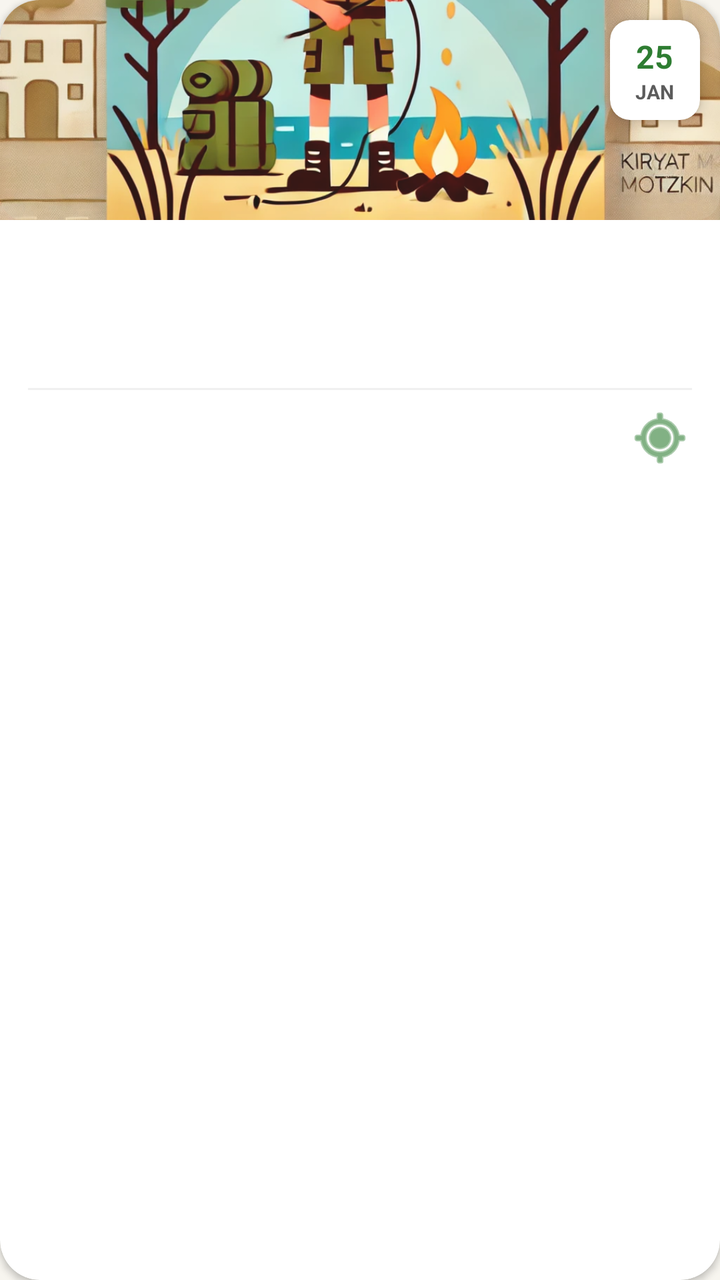
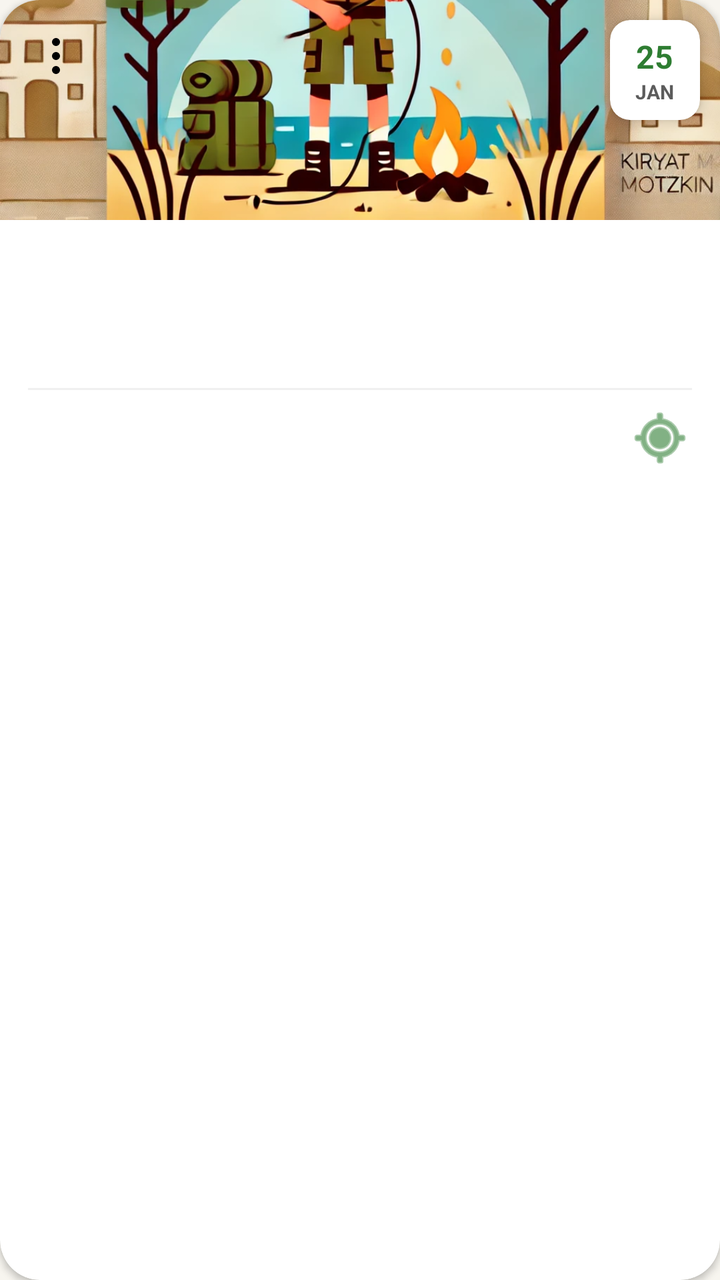

Compare the two renders of this Android layout. The source of the first and the diff that turns it into the second are given below.
<!-- AndroidManifest.xml: application theme Theme.ScoutsCentral -->
<!-- res/layout/item_activity_row.xml -->
<?xml version="1.0" encoding="utf-8"?>
<com.google.android.material.card.MaterialCardView xmlns:android="http://schemas.android.com/apk/res/android"
    xmlns:app="http://schemas.android.com/apk/res-auto"
    android:layout_width="match_parent"
    android:layout_height="wrap_content"
    android:layout_margin="8dp"
    app:cardCornerRadius="20dp"
    app:cardElevation="2dp"
    app:strokeWidth="0dp">

    <androidx.constraintlayout.widget.ConstraintLayout
        android:layout_width="match_parent"
        android:layout_height="wrap_content"
        android:layoutDirection="rtl">

        
        <ImageView
            android:id="@+id/activity_image"
            android:layout_width="match_parent"
            android:layout_height="110dp"
            android:scaleType="centerCrop"
            android:src="@drawable/scouts"
            app:layout_constraintTop_toTopOf="parent" />

        
        <View
            android:layout_width="match_parent"
            android:layout_height="110dp"
            android:background="@drawable/activity_placeholder"
            android:alpha="0.1"
            app:layout_constraintTop_toTopOf="parent" />

        
        <com.google.android.material.card.MaterialCardView
            android:layout_width="45dp"
            android:layout_height="50dp"
            android:layout_margin="10dp"
            app:cardBackgroundColor="@color/surface"
            app:cardCornerRadius="10dp"
            app:cardElevation="4dp"
            app:layout_constraintTop_toTopOf="parent"
            app:layout_constraintStart_toStartOf="parent">

            <LinearLayout
                android:layout_width="match_parent"
                android:layout_height="match_parent"
                android:orientation="vertical"
                android:gravity="center">

                <TextView
                    android:id="@+id/activity_date_day"
                    android:layout_width="wrap_content"
                    android:layout_height="wrap_content"
                    android:text="25"
                    android:textStyle="bold"
                    android:textSize="16sp"
                    android:textColor="@color/primary" />

                <TextView
                    android:id="@+id/activity_date_month"
                    android:layout_width="wrap_content"
                    android:layout_height="wrap_content"
                    android:text="JAN"
                    android:textSize="10sp"
                    android:textStyle="bold"
                    android:textAllCaps="true"
                    android:textColor="@color/text_secondary" />
            </LinearLayout>
        </com.google.android.material.card.MaterialCardView>

        <LinearLayout
            android:layout_width="match_parent"
            android:layout_height="wrap_content"
            android:orientation="vertical"
            android:padding="14dp"
            app:layout_constraintTop_toBottomOf="@id/activity_image">

            <TextView
                android:id="@+id/activity_title"
                android:layout_width="match_parent"
                android:layout_height="wrap_content"
                android:textStyle="bold"
                android:textSize="16sp"
                android:textColor="@color/text_primary"
                android:maxLines="1"
                android:ellipsize="end" />

            <TextView
                android:id="@+id/activity_description"
                android:layout_width="match_parent"
                android:layout_height="wrap_content"
                android:textColor="@color/text_secondary"
                android:textSize="12sp"
                android:layout_marginTop="4dp"
                android:maxLines="2"
                android:ellipsize="end"
                android:minLines="2"
                android:lineSpacingExtra="2dp" />

            <View
                android:layout_width="match_parent"
                android:layout_height="1dp"
                android:background="#F0F0F0"
                android:layout_marginTop="12dp"
                android:layout_marginBottom="8dp" />

            <TextView
                android:id="@+id/activity_location"
                android:layout_width="match_parent"
                android:layout_height="wrap_content"
                android:textColor="@color/text_secondary"
                android:textSize="11sp"
                app:drawableStartCompat="@android:drawable/ic_menu_mylocation"
                app:drawableTint="@color/primary"
                android:drawablePadding="6dp"
                android:maxLines="1"
                android:ellipsize="end" />

        </LinearLayout>
    </androidx.constraintlayout.widget.ConstraintLayout>
</com.google.android.material.card.MaterialCardView>
<!-- resources referenced by this layout -->
<resources>
  <color name="primary">#2E7D32</color>
  <color name="surface">#FFFFFF</color>
  <color name="text_primary">#1B1B1B</color>
  <color name="text_secondary">#5C5C5C</color>
  <!-- drawable activity_placeholder (drawable) -->
  <shape xmlns:android="http://schemas.android.com/apk/res/android">
    <gradient
      android:angle="45"
      android:startColor="#C8E6C9"
      android:endColor="#FFFDE7" />
    <corners android:radius="12dp" />
  </shape>
  <!-- drawable scouts: webp bitmap (drawable, 271088 bytes) -->
  <style name="Theme.ScoutsCentral" parent="Theme.MaterialComponents.DayNight.NoActionBar">
      <item name="colorPrimary">@color/primary</item>
      <item name="colorPrimaryVariant">@color/primary_variant</item>
      <item name="colorOnPrimary">@color/on_primary</item>
      <item name="colorSecondary">@color/secondary</item>
      <item name="colorOnSecondary">@color/on_secondary</item>
      <item name="android:statusBarColor">@color/primary_variant</item>
      <item name="android:windowBackground">@color/background</item>
    </style>
  <color name="primary_variant">#1B5E20</color>
  <color name="on_primary">#FFFFFF</color>
  <color name="secondary">#F9A825</color>
  <color name="on_secondary">#1B1B1B</color>
  <color name="background">#F7F5EF</color>
</resources>

<!-- the commit's change to res/layout/item_activity_row.xml (unified diff, before → after) -->
@@ -23,12 +23,16 @@
             app:layout_constraintTop_toTopOf="parent" />
 
         
-        <View
-            android:layout_width="match_parent"
-            android:layout_height="110dp"
-            android:background="@drawable/activity_placeholder"
-            android:alpha="0.1"
-            app:layout_constraintTop_toTopOf="parent" />
+        <ImageButton
+            android:id="@+id/activity_menu"
+            android:layout_width="40dp"
+            android:layout_height="40dp"
+            android:layout_margin="8dp"
+            android:background="?attr/selectableItemBackgroundBorderless"
+            android:src="@drawable/ic_more"
+            app:tint="@android:color/black"
+            app:layout_constraintTop_toTopOf="parent"
+            app:layout_constraintEnd_toEndOf="parent" />
 
         
         <com.google.android.material.card.MaterialCardView
<!-- resource entries referenced after the edit -->
@@ -4,14 +4,22 @@
   <color name="surface">#FFFFFF</color>
   <color name="text_primary">#1B1B1B</color>
   <color name="text_secondary">#5C5C5C</color>
-  <!-- drawable activity_placeholder (drawable) -->
-  <shape xmlns:android="http://schemas.android.com/apk/res/android">
-    <gradient
-      android:angle="45"
-      android:startColor="#C8E6C9"
-      android:endColor="#FFFDE7" />
-    <corners android:radius="12dp" />
-  </shape>
+  <!-- drawable ic_more (drawable) -->
+  <vector xmlns:android="http://schemas.android.com/apk/res/android"
+    android:width="24dp"
+    android:height="24dp"
+    android:viewportWidth="24"
+    android:viewportHeight="24">
+    <path
+      android:fillColor="#5C5C5C"
+      android:pathData="M12,5m-2,0a2,2 0,1 1,4 0a2,2 0,1 1,-4 0" />
+    <path
+      android:fillColor="#5C5C5C"
+      android:pathData="M12,12m-2,0a2,2 0,1 1,4 0a2,2 0,1 1,-4 0" />
+    <path
+      android:fillColor="#5C5C5C"
+      android:pathData="M12,19m-2,0a2,2 0,1 1,4 0a2,2 0,1 1,-4 0" />
+  </vector>
   <!-- drawable scouts: webp bitmap (drawable, 271088 bytes) -->
   <style name="Theme.ScoutsCentral" parent="Theme.MaterialComponents.DayNight.NoActionBar">
       <item name="colorPrimary">@color/primary</item>
